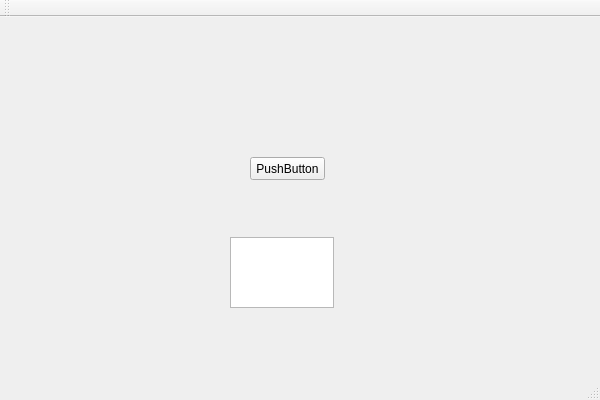
Qt form redBlackTreeGui/redBlackTreeGui.ui (King-Hell/DSE) before a commit.
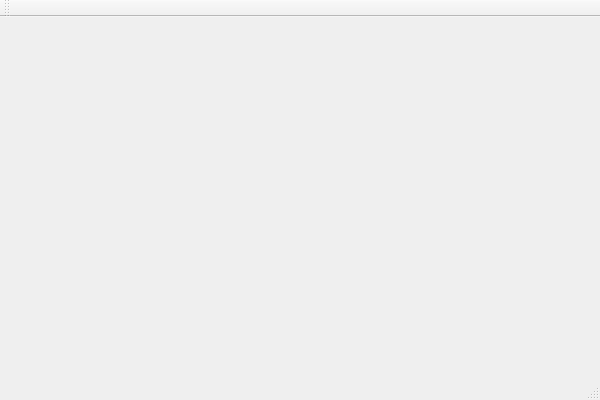
The same form after that commit.

```diff
--- a/redBlackTreeGui/redBlackTreeGui.ui
+++ b/redBlackTreeGui/redBlackTreeGui.ui
@@ -13,31 +13,7 @@
   <property name="windowTitle">
    <string>redBlackTreeGui</string>
   </property>
-  <widget class="QWidget" name="centralWidget">
-   <widget class="QPushButton" name="pushButton">
-    <property name="geometry">
-     <rect>
-      <x>250</x>
-      <y>140</y>
-      <width>75</width>
-      <height>23</height>
-     </rect>
-    </property>
-    <property name="text">
-     <string>PushButton</string>
-    </property>
-   </widget>
-   <widget class="QTextEdit" name="textEdit">
-    <property name="geometry">
-     <rect>
-      <x>230</x>
-      <y>220</y>
-      <width>104</width>
-      <height>71</height>
-     </rect>
-    </property>
-   </widget>
-  </widget>
+  <widget class="QWidget" name="centralWidget"/>
   <widget class="QMenuBar" name="menuBar">
    <property name="geometry">
     <rect>
```
